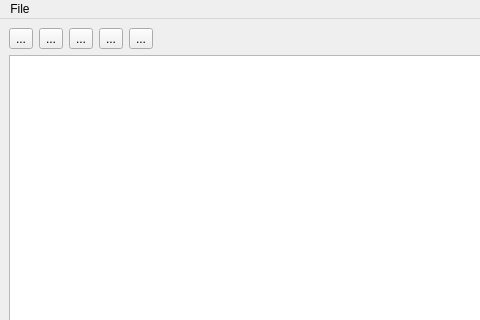
First picture: the form in mainwindow.ui, repository Lukaviy/TeachingScores, before the edit; both pictures show x 0 to 480 and y 0 to 320 of the 800 by 600 pixel window.
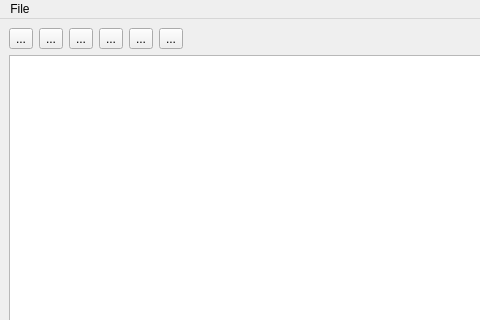
Second picture: the form after the edit. Icons and pictures are not drawn.

Commit message: Add toggle subjects button, that set or unset whole row

Diff of the .ui file:
```diff
--- a/mainwindow.ui
+++ b/mainwindow.ui
@@ -102,6 +102,23 @@
         </property>
        </widget>
       </item>
+      <item>
+       <widget class="QToolButton" name="toggleSubjectsButton">
+        <property name="text">
+         <string>...</string>
+        </property>
+        <property name="icon">
+         <iconset resource="resources/icons.qrc">
+          <normaloff>:/icons/toggle_whole_row.svg</normaloff>:/icons/toggle_whole_row.svg</iconset>
+        </property>
+        <property name="iconSize">
+         <size>
+          <width>30</width>
+          <height>30</height>
+         </size>
+        </property>
+       </widget>
+      </item>
       <item>
        <spacer name="horizontalSpacer_2">
         <property name="orientation">
```
Left out of the diff: 17 changed lines with no effect on the pictures. The commit also changes 6 other files.
